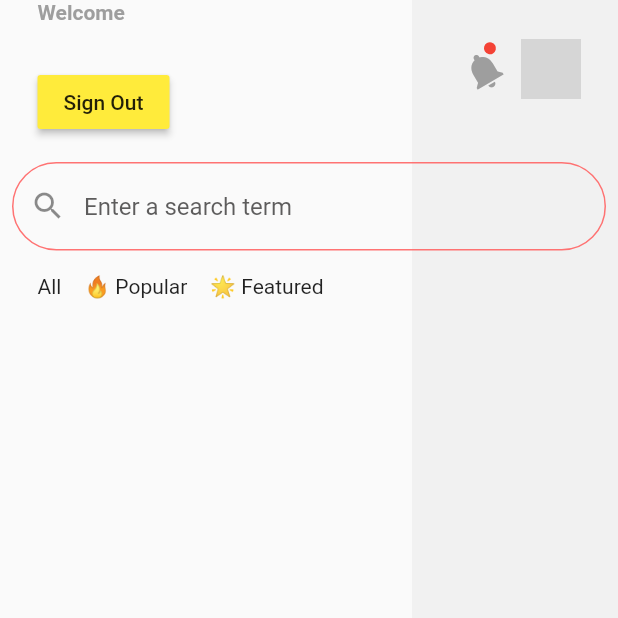
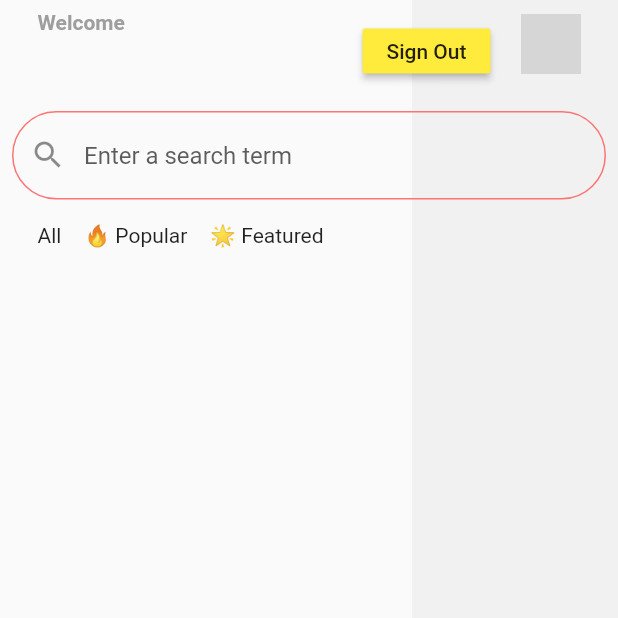
Before and after one commit to VishalSh-Dev/job_finder_app, a Flutter app: the screen it shows once a user with an empty profile is signed in, after a tap on "Sign Out", on a phone screen of 412 x 824 dp, the top half of it. Run offline on Flutter 3.47's test engine with Material 2 defaults, Android fonts, the phone set to English and light mode, and no system bars; our stand-ins replace firebase_auth, firebase_core; accounts and stored records are empty; network calls fail; grey boxes are pictures that could not be loaded.

Commit message:
signOut button

```diff
--- a/lib/screens/home/home_app_bar.dart
+++ b/lib/screens/home/home_app_bar.dart
@@ -27,25 +27,22 @@ class HomeAppBar extends StatelessWidget {
                 user.email!,
                 style: TextStyle(fontWeight: FontWeight.bold, fontSize: 15),
               ),
-              Row(
-                children: [
-                  Container(
-                    child: MaterialButton(
-                      onPressed: () {
-                        FirebaseAuth.instance.signOut();
-                      },
-                      color: Colors.yellow,
-                      child: Text("Sign Out"),
-                    ),
-                  ),
-                ],
-              )
             ],
           ),
           Row(
             children: [
               Container(
-                margin: EdgeInsets.only(top: 30, right: 10),
+                padding: EdgeInsets.only(top: 10),
+                child: MaterialButton(
+                  onPressed: () {
+                    FirebaseAuth.instance.signOut();
+                  },
+                  color: Colors.yellow,
+                  child: Text("Sign Out"),
+                  height: 30,
+                  minWidth: 2,
+                ),
+                /*margin: EdgeInsets.only(top: 30, right: 10),
                 transform: Matrix4.rotationZ(100),
                 child: Stack(
                   children: [
@@ -64,7 +61,7 @@ class HomeAppBar extends StatelessWidget {
                       ),
                     )
                   ],
-                ),
+                ),*/
               ),
               SizedBox(width: 20),
               ClipOval(
```
